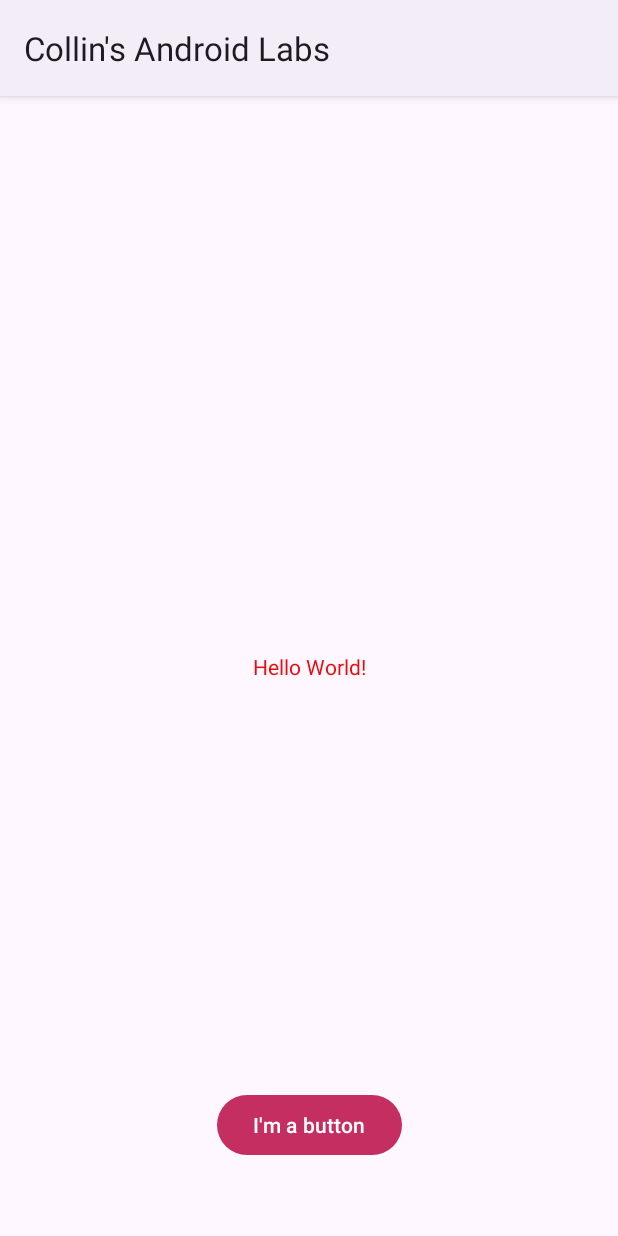
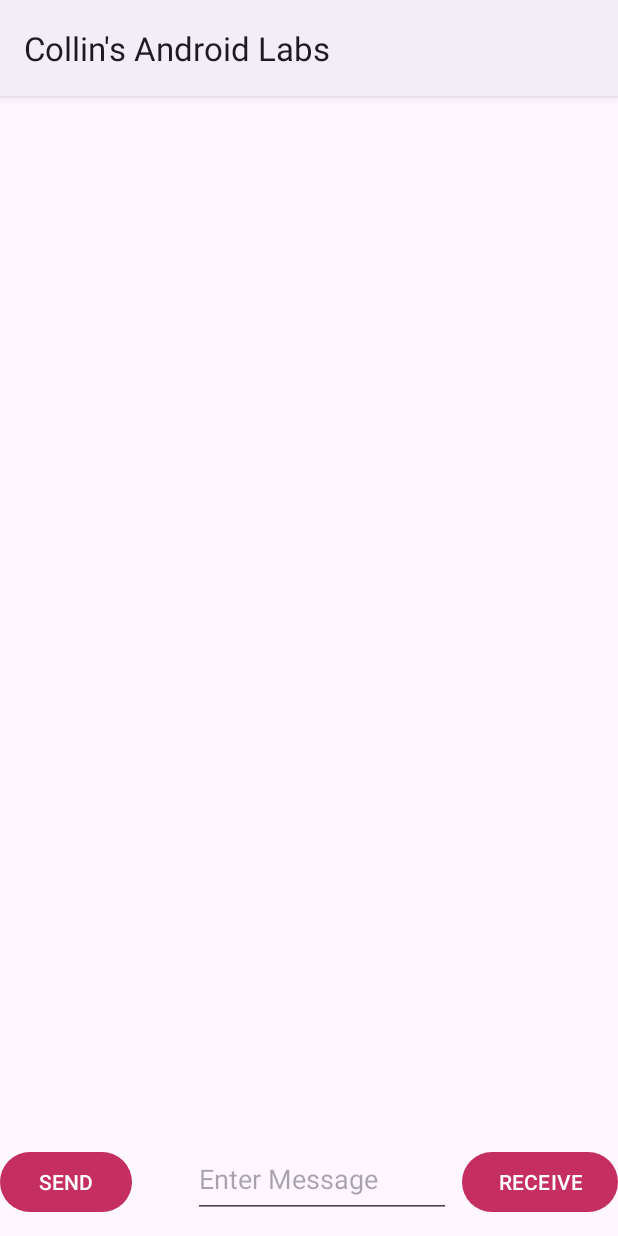
Before and after one commit to cbagg14/MyAndroidLabs, an Android app: the screen it shows after launch (MainActivity before the commit, ChatRoom after it), on a phone screen of 412 x 824 dp. Run offline under Robolectric (Android 15) with nearby library versions, the phone set to English and light mode, and no system bars.

Commit message:
Completed Lab 6

```diff
--- a/app/src/main/AndroidManifest.xml
+++ b/app/src/main/AndroidManifest.xml
@@ -1,4 +1,4 @@
-<?xml version="1.0" encoding="utf-8"?>
+
 <manifest xmlns:android="http://schemas.android.com/apk/res/android"
     xmlns:tools="http://schemas.android.com/tools">
 
@@ -12,11 +12,11 @@
         android:theme="@style/Theme.CollinsAndroidLabs"
         tools:targetApi="31">
         <activity
-            android:name=".MainActivity"
+            android:name=".ChatRoom"
+            android:screenOrientation="sensor"
             android:exported="true">
             <intent-filter>
                 <action android:name="android.intent.action.MAIN" />
-
                 <category android:name="android.intent.category.LAUNCHER" />
             </intent-filter>
         </activity>
--- /dev/null
+++ b/app/src/main/java/algonquin/cst2335/bagg0051/ChatRoom.java
@@ -0,0 +1,142 @@
+package algonquin.cst2335.bagg0051;
+
+import androidx.appcompat.app.AppCompatActivity;
+import android.os.Bundle;
+
+import androidx.lifecycle.ViewModelProvider;
+import androidx.recyclerview.widget.LinearLayoutManager;
+import androidx.recyclerview.widget.RecyclerView;
+import android.view.LayoutInflater;
+import android.view.View;
+import android.view.ViewGroup;
+import android.widget.Button;
+import android.widget.EditText;
+import android.widget.TextView;
+
+import algonquin.cst2335.bagg0051.databinding.ActivityChatRoomBinding;
+import algonquin.cst2335.bagg0051.databinding.ReceiveMessageBinding;
+import algonquin.cst2335.bagg0051.databinding.SentMessageBinding;
+
+import androidx.annotation.NonNull;
+import androidx.recyclerview.widget.RecyclerView;
+
+import java.text.SimpleDateFormat;
+import java.util.ArrayList;
+import java.util.Date;
+import java.util.Locale;
+
+public class ChatRoom extends AppCompatActivity {
+
+    ActivityChatRoomBinding binding;
+    ArrayList<ChatMessage> messages = new ArrayList<>();
+    private MyAdapter myAdapter;
+    ChatRoomViewModel chatModel;
+
+    @Override
+    protected void onCreate(Bundle savedInstanceState) {
+        super.onCreate(savedInstanceState);
+
+        binding = ActivityChatRoomBinding.inflate(getLayoutInflater());
+        setContentView(binding.getRoot());
+
+        chatModel = new ViewModelProvider(this).get(ChatRoomViewModel.class);
+        messages = chatModel.messages.getValue();
+        if (messages == null) {
+            messages = new ArrayList<>();
+            chatModel.messages.setValue(messages);
+        }
+
+        // Create and set up the RecyclerView adapter
+        myAdapter = new MyAdapter();
+        binding.recyleView.setAdapter(myAdapter);
+        binding.recyleView.setLayoutManager(new LinearLayoutManager(this));
+
+        EditText editText = findViewById(R.id.editText);
+        Button sendButton = findViewById(R.id.send);
+        Button receiveButton = findViewById(R.id.receive);
+
+        sendButton.setOnClickListener(new View.OnClickListener() {
+            @Override
+            public void onClick(View v) {
+                String message = editText.getText().toString().trim();
+                if (!message.isEmpty()) {
+                    SimpleDateFormat sdf = new SimpleDateFormat("EEEE, dd-MMM-yyyy hh:mm:ss a");
+                    String currentDateAndTime = sdf.format(new Date());
+                    ChatMessage chatMessage = new ChatMessage(message, currentDateAndTime, true);
+                    messages.add(chatMessage);
+                    myAdapter.notifyItemInserted(messages.size() - 1);
+                    editText.setText("");
+                }
+            }
+        });
+
+        receiveButton.setOnClickListener(new View.OnClickListener() {
+            @Override
+            public void onClick(View v) {
+                String message = editText.getText().toString().trim();
+                if (!message.isEmpty()) {
+                    SimpleDateFormat sdf = new SimpleDateFormat("EEEE, dd-MMM-yyyy hh:mm:ss a");
+                    String currentDateAndTime = sdf.format(new Date());
+                    ChatMessage chatMessage = new ChatMessage(message, currentDateAndTime, false);
+                    messages.add(chatMessage);
+                    myAdapter.notifyItemInserted(messages.size() - 1);
+                    editText.setText("");
+                }
+            }
+        });
+    }
+
+    // Inner class representing a row in the RecyclerView
+    class MyRowHolder extends RecyclerView.ViewHolder {
+        TextView messageText;
+        TextView timeText;
+
+        public MyRowHolder(@NonNull View itemView) {
+            super(itemView);
+            messageText = itemView.findViewById(R.id.message);
+            timeText = itemView.findViewById(R.id.time);
+        }
+    }
+
+    // Custom Adapter class
+    private class MyAdapter extends RecyclerView.Adapter<MyRowHolder> {
+        private static final int VIEW_TYPE_SEND = 0;
+        private static final int VIEW_TYPE_RECEIVE = 1;
+
+        @NonNull
+        @Override
+        public MyRowHolder onCreateViewHolder(@NonNull ViewGroup parent, int viewType) {
+            LayoutInflater inflater = LayoutInflater.from(parent.getContext());
+            if (viewType == 0) {
+                SentMessageBinding binding = SentMessageBinding.inflate(inflater, parent, false);
+                return new MyRowHolder(binding.getRoot());
+            } else {
+                ReceiveMessageBinding binding = ReceiveMessageBinding.inflate(inflater, parent, false);
+                return new MyRowHolder(binding.getRoot());
+            }
+        }
+
+
+        @Override
+        public void onBindViewHolder(@NonNull MyRowHolder holder, int position) {
+            ChatMessage chatMessage = messages.get(position);
+            holder.messageText.setText(chatMessage.getMessage());
+            holder.timeText.setText(chatMessage.getTimeSent());
+        }
+
+        @Override
+        public int getItemCount() {
+            return messages.size();
+        }
+
+        @Override
+        public int getItemViewType(int position) {
+            ChatMessage chatMessage = messages.get(position);
+            if (chatMessage.isSentButton()) {
+                return VIEW_TYPE_SEND;
+            } else {
+                return VIEW_TYPE_RECEIVE;
+            }
+        }
+    }
+}
--- /dev/null
+++ b/app/src/main/java/algonquin/cst2335/bagg0051/ChatRoomViewModel.java
@@ -0,0 +1,9 @@
+package algonquin.cst2335.bagg0051;
+
+import androidx.lifecycle.MutableLiveData;
+import androidx.lifecycle.ViewModel;
+import java.util.ArrayList;
+
+public class ChatRoomViewModel extends ViewModel {
+    public MutableLiveData<ArrayList<ChatMessage>> messages = new MutableLiveData<>();
+}
--- /dev/null
+++ b/app/src/main/res/layout/activity_chat_room.xml
@@ -0,0 +1,49 @@
+<?xml version="1.0" encoding="utf-8"?>
+<androidx.constraintlayout.widget.ConstraintLayout xmlns:android="http://schemas.android.com/apk/res/android"
+    xmlns:app="http://schemas.android.com/apk/res-auto"
+    xmlns:tools="http://schemas.android.com/tools"
+    android:layout_width="match_parent"
+    android:layout_height="match_parent"
+    tools:context=".ChatRoom">
+
+    <androidx.recyclerview.widget.RecyclerView
+        android:id="@+id/recyleView"
+        android:layout_width="0dp"
+        android:layout_height="0dp"
+        app:layout_constraintBottom_toTopOf="@+id/editText"
+        app:layout_constraintEnd_toEndOf="parent"
+        app:layout_constraintHorizontal_bias="1.0"
+        app:layout_constraintStart_toStartOf="parent"
+        app:layout_constraintTop_toTopOf="parent"
+        app:layout_constraintVertical_bias="0.0" />
+
+    <EditText
+        android:id="@+id/editText"
+        android:layout_width="172dp"
+        android:layout_height="51dp"
+        android:layout_marginBottom="12dp"
+        android:hint="Enter Message"
+        app:layout_constraintBottom_toBottomOf="parent"
+        app:layout_constraintEnd_toEndOf="parent"
+        app:layout_constraintHorizontal_bias="0.536"
+        app:layout_constraintStart_toStartOf="parent" />
+
+    <Button
+        android:id="@+id/send"
+        android:layout_width="wrap_content"
+        android:layout_height="wrap_content"
+        android:layout_marginBottom="12dp"
+        android:text="SEND"
+        app:layout_constraintBottom_toBottomOf="parent"
+        app:layout_constraintStart_toStartOf="parent" />
+
+    <Button
+        android:id="@+id/receive"
+        android:layout_width="wrap_content"
+        android:layout_height="wrap_content"
+        android:layout_marginBottom="12dp"
+        android:text="RECEIVE"
+        app:layout_constraintBottom_toBottomOf="parent"
+        app:layout_constraintEnd_toEndOf="parent" />
+
+</androidx.constraintlayout.widget.ConstraintLayout>
--- a/app/src/main/res/values/strings.xml
+++ b/app/src/main/res/values/strings.xml
@@ -2,4 +2,5 @@
     <string name="app_name">Collin\'s Android Labs</string>
     <string name="hello_message">Hello World!</string>
     <string name="button_message">I\'m a button</string>
+    <string name="send">SEND</string>
 </resources>
```
Also changed, not shown: app/build.gradle (+10 -5 lines), app/src/main/java/algonquin/cst2335/bagg0051/ChatMessage.java (added, +25 -0 lines), app/src/main/res/layout/receive_message.xml (added, +35 -0 lines), app/src/main/res/layout/sent_message.xml (added, +37 -0 lines), app/src/main/res/drawable/receive_image.png (added), app/src/main/res/drawable/send_image.png (added).
